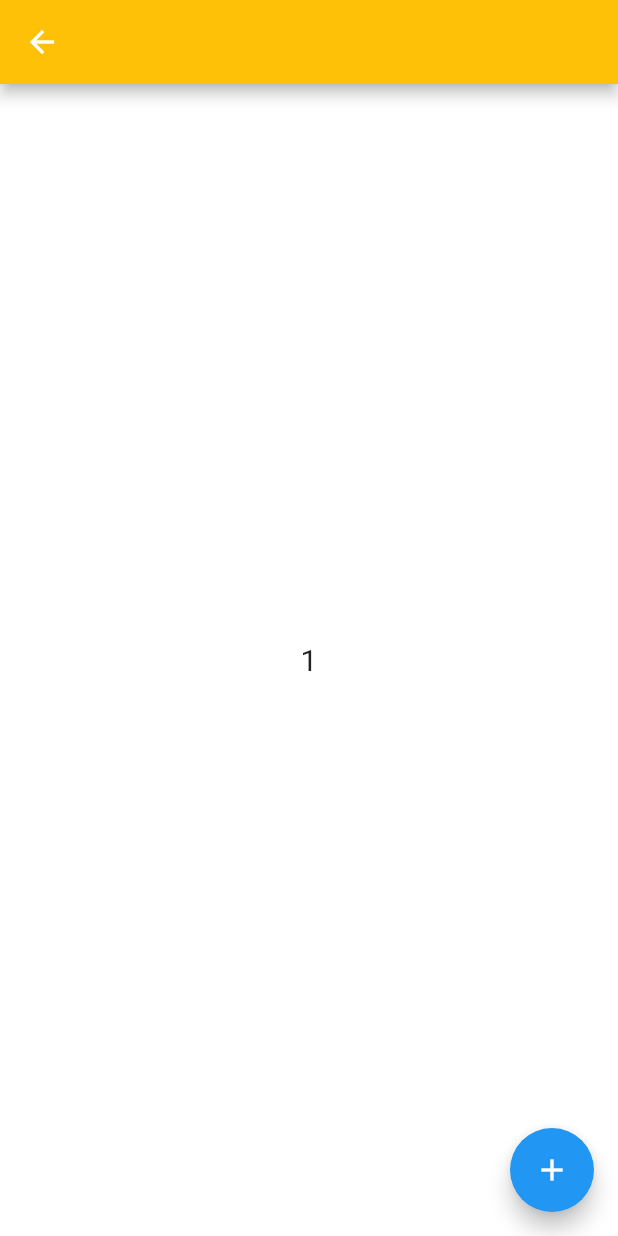
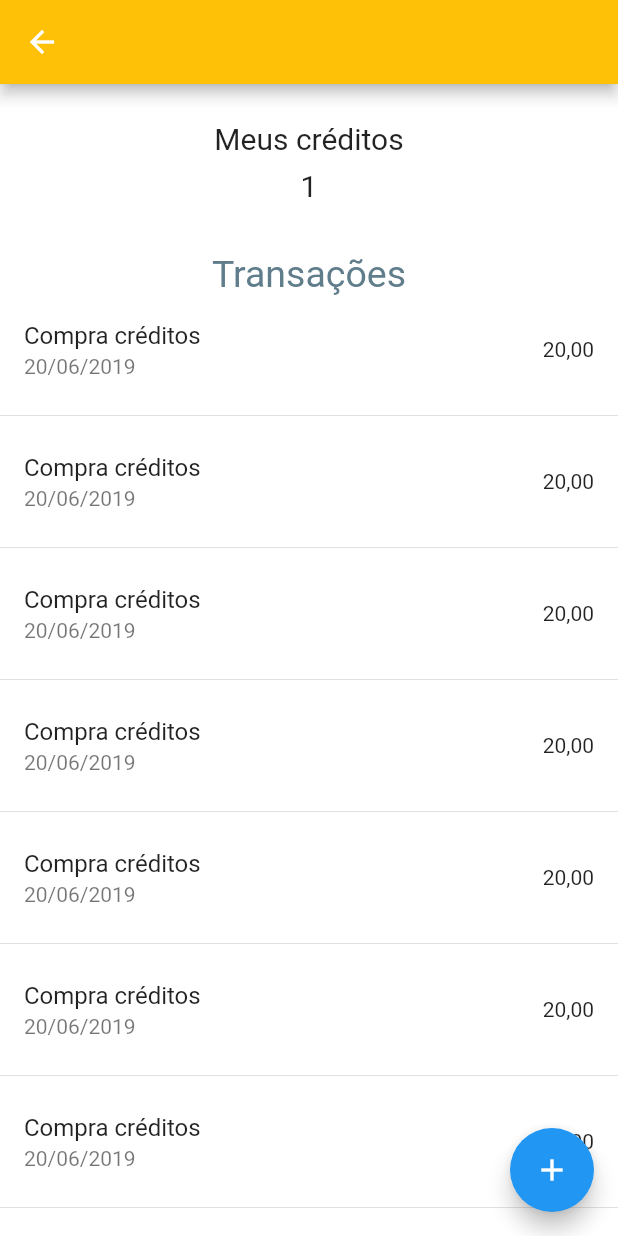
Before and after one commit to RBSoftwareBR/TaLigado, a Flutter app: the PagamentoPage screen opened by its route, on a phone screen of 412 x 824 dp. Run offline on Flutter 3.47's test engine with Material 2 defaults, Android fonts, the phone set to English and light mode, and no system bars; our stand-ins replace cached_network_image, cloud_firestore, dio, firebase_analytics, firebase_auth, firebase_database and 13 more; missing offline and left inert: bloc_pattern, flutter_auth_buttons, flutter_facebook_login, flutter_twitter_login, flutter_webview_plugin; accounts and stored records are empty; generated files the repository leaves out were written again.

Commit message:
"Ajustes pagamento"

```diff
--- a/lib/Telas/Payment/PagamentoPage.dart
+++ b/lib/Telas/Payment/PagamentoPage.dart
@@ -1,3 +1,5 @@
+import 'dart:convert';
+
 import 'package:flutter/material.dart';
 import 'package:kivaga/Telas/Payment/PagamentoController.dart';
 
@@ -16,36 +18,75 @@ class _PagamentoPageState extends State<PagamentoPage> {
     return Scaffold(
       appBar: AppBar(
         backgroundColor: Colors.amber,
-
       ),
       floatingActionButton: FloatingActionButton(
         child: Icon(Icons.add),
-        onPressed: (){
+        onPressed: () {
           pc.addContador();
         },
       ),
       backgroundColor: Colors.white,
       body: Container(
         child: Column(
-        mainAxisAlignment: MainAxisAlignment.spaceEvenly,
-        crossAxisAlignment: CrossAxisAlignment.stretch,
+            // mainAxisAlignment: MainAxisAlignment.spaceEvenly,
+            //crossAxisAlignment: CrossAxisAlignment.stretch,
             children: <Widget>[
-          Center(
+              Padding(
+                padding: const EdgeInsets.all(25.0),
                 child: SizedBox(
-            width: MediaQuery.of(context).size.width,
-            height: MediaQuery.of(context).size.height * .75,
-
                   //CARREGAMENTO DO PAGAMENTO CONTROLLER
                   child: StreamBuilder(
                     stream: pc.outInt,
                     initialData: 0,
                     builder: (BuildContext context, AsyncSnapshot snapshot) {
                       return Center(
-                  child: Text(snapshot.data.toString(),style: TextStyle(fontSize: 20),),
+                        child: Column(
+                          children: <Widget>[
+                            Text(
+                              "Meus créditos",
+                              style: TextStyle(fontSize: 20),
+                            ),
+                            Padding(
+                              padding: const EdgeInsets.all(8.0),
+                              child: Text(
+                                snapshot.data.toString(),
+                                style: TextStyle(fontSize: 20),
+                              ),
+                            ),
+                          ],
+                        ),
                       );
                     },
                   ),
-          ))
+                ),
+              ),
+              SizedBox(
+                //Aqui centraliza no meio da tela
+                //width: MediaQuery.of(context).size.width,
+                //height: MediaQuery.of(context).size.height * .75,
+                child: Center(
+                  child: Text("Transações",style: TextStyle(fontSize: 25,color: Colors.blueGrey),),
+                )
+              ),
+
+
+              Container(
+                width: MediaQuery.of(context).size.width,
+                height: MediaQuery.of(context).size.height * .75,
+                child: ListView.separated(
+                    shrinkWrap: true,
+                    itemBuilder: (context, index) {
+                      return ListTile(
+                        title: Text("Compra créditos"),
+                        subtitle: Text("20/06/2019"),
+                        trailing: Text("20,00"),
+                      );
+                    },
+                    separatorBuilder: (context, index) {
+                      return Divider(height: 16);
+                    },
+                    itemCount: 10),
+              )
             ]),
       ),
     );
```
Lines whose indentation alone changed are shown as unchanged.
